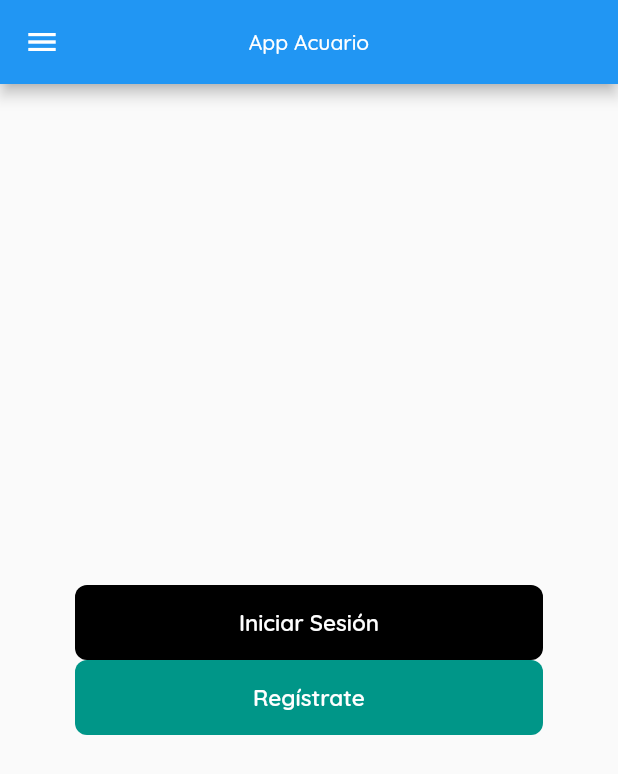
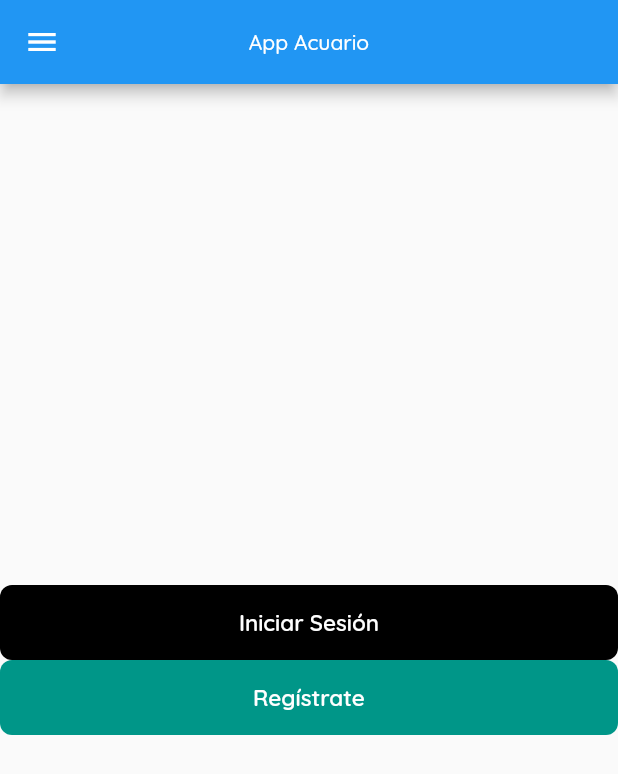
Before and after one commit to Christgrant98/ai-fish-aquarium, a Flutter app: the screen it shows after launch, on a phone screen of 412 x 824 dp. Shown: the top 774 px of the screen. Run offline on Flutter 3.47's test engine with Material 2 defaults, Android fonts, the phone set to English and light mode, and no system bars; our stand-ins replace blurrycontainer, camera, carousel_slider, go_router, google_fonts, google_nav_bar and 3 more; missing offline and left inert: google_mlkit_image_labeling, langchain, langchain_openai; accounts and stored records are empty.

```diff
--- a/lib/src/pages/home_page.dart
+++ b/lib/src/pages/home_page.dart
@@ -19,24 +19,18 @@ class HomePage extends StatelessWidget {
           crossAxisAlignment: CrossAxisAlignment.center,
           mainAxisAlignment: MainAxisAlignment.center,
           children: [
-            Padding(
-              padding: const EdgeInsets.symmetric(horizontal: 50.0),
-              child: CustomButton(
+            CustomButton(
               onPressed: () {
                 context.go("/login");
               },
               text: "Iniciar Sesión",
             ),
-            ),
-            Padding(
-              padding: const EdgeInsets.symmetric(horizontal: 50.0),
-              child: CustomButton(
+            CustomButton(
               onPressed: () {
                 context.go("/registro");
               },
               color: Colors.teal,
               text: "Regístrate",
-              ),
             )
           ]),
     );
```
Also changed, not shown: lib/src/pages/login_page.dart (+3 -4 lines), lib/src/utils/forms/login_form.dart (+9 -4 lines), lib/src/utils/forms/registration_form.dart (+17 -11 lines), lib/src/utils/widgets/layout.dart (added, +28 -0 lines). Lines whose indentation alone changed are shown as unchanged.
